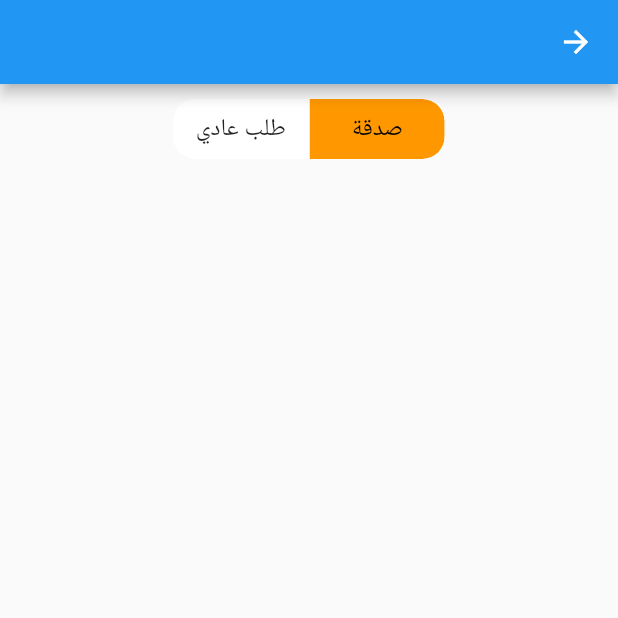
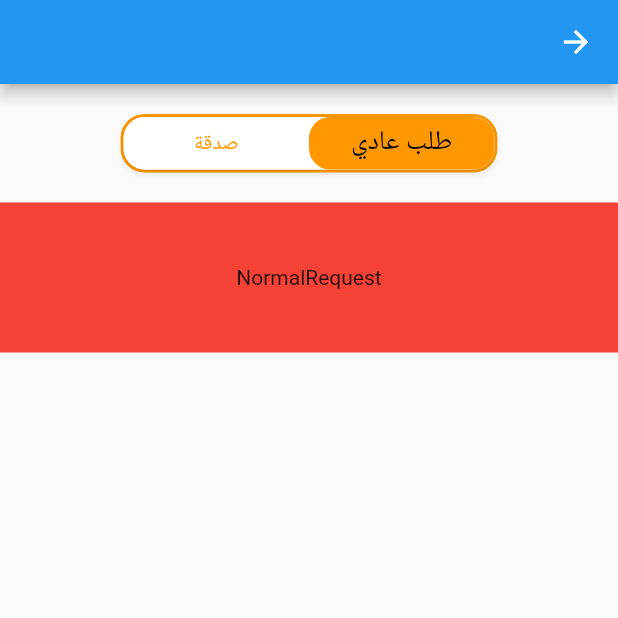
Before and after one commit to MohamedMarwan-e/An3ami, a Flutter app: the PageOne screen opened directly, on a phone screen of 412 x 824 dp, the top half of it. Run offline on Flutter 3.47's test engine with Material 2 defaults, Android fonts, the phone set to English and light mode, and no system bars; drawn by our look-alikes of flutter_toggle_tab, toggle_switch; our stand-ins replace carousel_pro, get, page_view_indicators.

Commit message:
Toggle_Tap

```diff
--- a/lib/screens/FollowOrder_screen.dart
+++ b/lib/screens/FollowOrder_screen.dart
@@ -1,4 +1,5 @@
 import 'package:flutter/material.dart';
+
 
 class OrderScreen extends StatelessWidget{
   @override
--- a/lib/screens/MyAccount_screen.dart
+++ b/lib/screens/MyAccount_screen.dart
@@ -1,11 +1,22 @@
 import 'package:flutter/material.dart';
+class AccountScreen extends StatefulWidget{
+  @override
+  _AccountScreenState createState() => _AccountScreenState();
+}
 
-class AccountScreen extends StatelessWidget{
+class _AccountScreenState extends State<AccountScreen> {
+
   @override
   Widget build(BuildContext context) {
     return Scaffold(
-      body: Container(child: Center(child: Text("account"),),),
+      body: Center(
+        child: Column(
+          mainAxisAlignment: MainAxisAlignment.start,
+          children: <Widget>[
+
+          ],
+        ),
+      ),
     );
   }
-
 }
--- a/lib/screens/n3imy.dart
+++ b/lib/screens/n3imy.dart
@@ -1,7 +1,12 @@
 import 'package:flutter/material.dart';
-import 'package:toggle_switch/toggle_switch.dart';
+import 'package:flutter_app_an3ami/widgets/Toggle_Tab.dart';
 
-class PageOne extends StatelessWidget {
+class PageOne extends StatefulWidget {
+  @override
+  _PageOneState createState() => _PageOneState();
+}
+
+class _PageOneState extends State<PageOne> {
   @override
   Widget build(BuildContext context) {
     return Scaffold(
@@ -10,50 +15,14 @@ class PageOne extends StatelessWidget {
             height: double.infinity,
             alignment: Alignment.topCenter,
             child: SingleChildScrollView(
-                child: Column(children: [
-                  SizedBox(height: 10,),
-                  Container(
-                  child: Row(
-                mainAxisAlignment: MainAxisAlignment.center,
-                children: <Widget>[
-                   ToggleSwitch(
-                    activeBgColor: Colors.orange,
-                    inactiveBgColor: Colors.white,
-                    activeFgColor: Colors.black,
-                    cornerRadius: 15,
-                    initialLabelIndex: 0,
-                    fontSize: 16.0,
-                    minWidth: 90.0,
-                    labels: [
-                      'صدقة',
-                      'طلب عادي',
-                    ],
-                    onToggle: (index) {
-                      print('switched to: $index');
-                    },
-                  ),
-                ],
-              ))
-            ]))));
+                child: Column(
+                    children: [
+                      SizedBox(height: 20,),
+                      ToggleTap()
+                    ]
+            )
+            )
+        )
+    );
   }
 }
-// FlatButton(
-// onPressed: null,
-// child: Text(
-// 'طلب عادي',
-// style: TextStyle(
-// fontSize: 25,
-// fontWeight: FontWeight.bold,
-// color: Colors.black),
-// textAlign: TextAlign.center,
-// )),
-// FlatButton(
-// onPressed: null,
-// child: Text(
-// 'صدقة',
-// style: TextStyle(
-// fontSize: 25,
-// fontWeight: FontWeight.bold,
-// color: Colors.black),
-// textAlign: TextAlign.center,
-// ))
--- /dev/null
+++ b/lib/widgets/Normal request.dart
@@ -0,0 +1,19 @@
+import 'package:flutter/cupertino.dart';
+import 'package:flutter/material.dart';
+
+class NormalRequest extends StatefulWidget{
+  @override
+  _SadakaState createState() => _SadakaState();
+}
+
+class _SadakaState extends State<NormalRequest> {
+  @override
+  Widget build(BuildContext context) {
+    return  Container(
+        height: 100,
+        width: double.infinity,
+        color: Colors.red,
+        child: Center(child: Text("NormalRequest")));
+
+  }
+}
--- /dev/null
+++ b/lib/widgets/Sadaka.dart
@@ -0,0 +1,21 @@
+import 'package:flutter/cupertino.dart';
+import 'package:flutter/material.dart';
+
+class Sadaka extends StatefulWidget{
+  @override
+  _SadakaState createState() => _SadakaState();
+}
+
+class _SadakaState extends State<Sadaka> {
+  @override
+  Widget build(BuildContext context) {
+   return  Container(
+       height: 100,
+       width: double.infinity,
+       color: Colors.red,
+       child: Center(child: Text("Sadaka")
+       )
+   );
+
+  }
+}
--- /dev/null
+++ b/lib/widgets/Toggle_Tab.dart
@@ -0,0 +1,61 @@
+import 'package:flutter/cupertino.dart';
+import 'package:flutter/material.dart';
+import 'package:flutter_app_an3ami/widgets/Sadaka.dart';
+import 'package:flutter_toggle_tab/flutter_toggle_tab.dart';
+
+import 'Normal request.dart';
+
+class ToggleTap extends StatefulWidget{
+  @override
+  _ToggleTapState createState() => _ToggleTapState();
+}
+
+class _ToggleTapState extends State<ToggleTap> {
+  var _tabTextIndexSelected = 0;
+
+  var _listText = ["طلب عادي", "صدقة"];
+
+  @override
+  Widget build(BuildContext context) {
+    return Column(
+      children: [
+        Container(
+          decoration: BoxDecoration(
+            borderRadius: BorderRadius.circular(16),
+            border: Border.all(
+              color: Colors.orange,
+              width: 2,
+            ),
+          ),
+          child: FlutterToggleTab(
+            isScroll: false,
+            height: 35,
+            width: 60,
+            borderRadius: 14,
+            initialIndex: 0,
+            selectedTextStyle: TextStyle(
+                color: Colors.black,
+                fontSize: 18,
+                fontWeight: FontWeight.w400),
+            unSelectedTextStyle: TextStyle(
+                color: Colors.orange,
+                fontSize: 14,
+                fontWeight: FontWeight.w400),
+            selectedBackgroundColors: [Colors.orange],
+            unSelectedBackgroundColors: [Colors.white],
+
+            labels: _listText,
+            selectedLabelIndex: (index) {
+              setState(() {
+                _tabTextIndexSelected = index;
+              });
+            },
+          ),
+        ),
+        SizedBox(height: 20,),
+        _listText[_tabTextIndexSelected] == "طلب عادي" ?
+        NormalRequest():Sadaka()
+      ],
+    );
+  }
+}
--- a/pubspec.yaml
+++ b/pubspec.yaml
@@ -23,6 +23,7 @@ dependencies:
   get: ^3.22.0
   flutter_staggered_grid_view: ^0.3.3
   carousel_pro: ^1.0.0
+  flutter_toggle_tab: ^1.0.0
 
 dev_dependencies:
   flutter_test:
```
Also changed, not shown: pubspec.lock.
